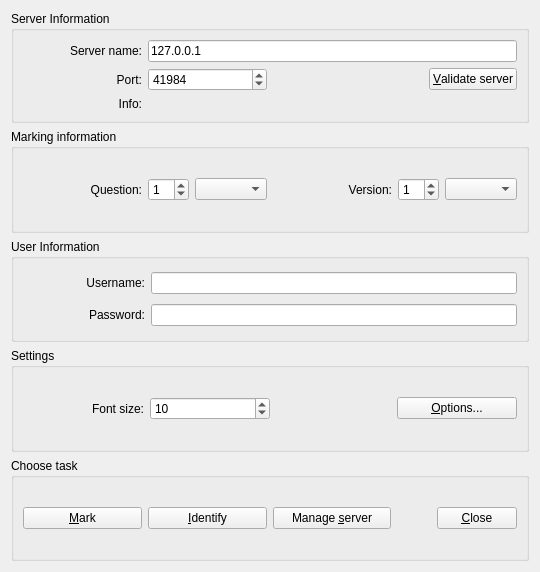
Before: the Qt Designer form qtCreatorFiles/ui_chooser.ui in plomgrading/plom, drawn with Qt 5.
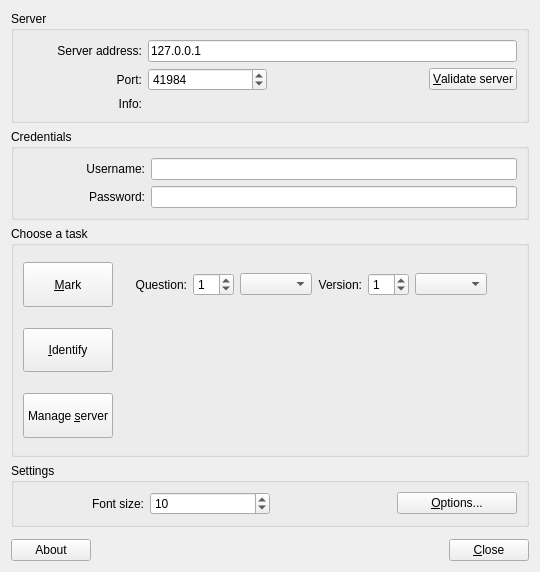
After: the same form once the commit is applied.

Commit message:
Rearrange the chooser dialog, add about dialog
Fixes #1942.

Patch:
```diff
--- a/qtCreatorFiles/ui_chooser.ui
+++ b/qtCreatorFiles/ui_chooser.ui
@@ -20,7 +20,7 @@
       <bool>true</bool>
      </property>
      <property name="title">
-      <string>Server Information</string>
+      <string>Server</string>
      </property>
      <layout class="QGridLayout" name="gridLayout" columnstretch="1,1,1,1">
       <item row="3" column="1" colspan="3">
@@ -43,7 +43,7 @@
       <item row="1" column="0">
        <widget class="QLabel" name="serverLabel">
         <property name="text">
-         <string>Server name:</string>
+         <string>Server address:</string>
         </property>
         <property name="alignment">
          <set>Qt::AlignRight|Qt::AlignTrailing|Qt::AlignVCenter</set>
@@ -107,73 +107,13 @@
      </layout>
     </widget>
    </item>
-   <item>
-    <widget class="QGroupBox" name="markGBox">
-     <property name="enabled">
-      <bool>true</bool>
-     </property>
-     <property name="title">
-      <string>Marking information</string>
-     </property>
-     <layout class="QGridLayout" name="gridLayout_2" columnstretch="1,1,1,1" columnminimumwidth="0,0,0,0">
-      <item row="0" column="2">
-       <widget class="QLabel" name="vlabel">
-        <property name="text">
-         <string>Version:</string>
-        </property>
-        <property name="alignment">
-         <set>Qt::AlignRight|Qt::AlignTrailing|Qt::AlignVCenter</set>
-        </property>
-       </widget>
-      </item>
-      <item row="0" column="1">
-       <layout class="QHBoxLayout" name="pgLayout">
-        <item>
-         <widget class="QSpinBox" name="pgSB">
-          <property name="value">
-           <number>1</number>
-          </property>
-         </widget>
-        </item>
-        <item>
-         <widget class="QComboBox" name="pgDrop"/>
-        </item>
-       </layout>
-      </item>
-      <item row="0" column="0">
-       <widget class="QLabel" name="pgLabel">
-        <property name="text">
-         <string>Question:</string>
-        </property>
-        <property name="alignment">
-         <set>Qt::AlignRight|Qt::AlignTrailing|Qt::AlignVCenter</set>
-        </property>
-       </widget>
-      </item>
-      <item row="0" column="3">
-       <layout class="QHBoxLayout" name="vLayout">
-        <item>
-         <widget class="QSpinBox" name="vSB">
-          <property name="value">
-           <number>1</number>
-          </property>
-         </widget>
-        </item>
-        <item>
-         <widget class="QComboBox" name="vDrop"/>
-        </item>
-       </layout>
-      </item>
-     </layout>
-    </widget>
-   </item>
    <item>
     <widget class="QGroupBox" name="userGBox">
      <property name="enabled">
       <bool>true</bool>
      </property>
      <property name="title">
-      <string>User Information</string>
+      <string>Credentials</string>
      </property>
      <layout class="QGridLayout" name="gridLayout_3" columnstretch="1,3">
       <item row="0" column="0">
@@ -209,6 +149,189 @@
      </layout>
     </widget>
    </item>
+   <item>
+    <widget class="QGroupBox" name="markGBox">
+     <property name="enabled">
+      <bool>true</bool>
+     </property>
+     <property name="sizePolicy">
+      <sizepolicy hsizetype="Preferred" vsizetype="Preferred">
+       <horstretch>0</horstretch>
+       <verstretch>1</verstretch>
+      </sizepolicy>
+     </property>
+     <property name="title">
+      <string>Choose a task</string>
+     </property>
+     <layout class="QGridLayout" name="gridLayout_2" rowstretch="1,6,2,6,2,6,1" columnstretch="3,0,0,1,0,1,1">
+      <item row="3" column="0">
+       <widget class="QPushButton" name="identifyButton">
+        <property name="sizePolicy">
+         <sizepolicy hsizetype="Minimum" vsizetype="MinimumExpanding">
+          <horstretch>0</horstretch>
+          <verstretch>0</verstretch>
+         </sizepolicy>
+        </property>
+        <property name="text">
+         <string>&amp;Identify</string>
+        </property>
+       </widget>
+      </item>
+      <item row="1" column="6">
+       <spacer name="horizontalSpacer_4">
+        <property name="orientation">
+         <enum>Qt::Horizontal</enum>
+        </property>
+        <property name="sizeHint" stdset="0">
+         <size>
+          <width>32</width>
+          <height>20</height>
+         </size>
+        </property>
+       </spacer>
+      </item>
+      <item row="1" column="2">
+       <widget class="QLabel" name="pgLabel">
+        <property name="text">
+         <string>Question:</string>
+        </property>
+        <property name="alignment">
+         <set>Qt::AlignRight|Qt::AlignTrailing|Qt::AlignVCenter</set>
+        </property>
+       </widget>
+      </item>
+      <item row="0" column="0">
+       <spacer name="verticalSpacer_3">
+        <property name="orientation">
+         <enum>Qt::Vertical</enum>
+        </property>
+        <property name="sizeHint" stdset="0">
+         <size>
+          <width>20</width>
+          <height>4</height>
+         </size>
+        </property>
+       </spacer>
+      </item>
+      <item row="1" column="4">
+       <widget class="QLabel" name="vlabel">
+        <property name="text">
+         <string>Version:</string>
+        </property>
+        <property name="alignment">
+         <set>Qt::AlignRight|Qt::AlignTrailing|Qt::AlignVCenter</set>
+        </property>
+       </widget>
+      </item>
+      <item row="1" column="3">
+       <layout class="QHBoxLayout" name="pgLayout">
+        <item>
+         <widget class="QSpinBox" name="pgSB">
+          <property name="value">
+           <number>1</number>
+          </property>
+         </widget>
+        </item>
+        <item>
+         <widget class="QComboBox" name="pgDrop"/>
+        </item>
+       </layout>
+      </item>
+      <item row="1" column="5">
+       <layout class="QHBoxLayout" name="vLayout">
+        <item>
+         <widget class="QSpinBox" name="vSB">
+          <property name="value">
+           <number>1</number>
+          </property>
+         </widget>
+        </item>
+        <item>
+         <widget class="QComboBox" name="vDrop"/>
+        </item>
+       </layout>
+      </item>
+      <item row="2" column="0">
+       <spacer name="verticalSpacer">
+        <property name="orientation">
+         <enum>Qt::Vertical</enum>
+        </property>
+        <property name="sizeHint" stdset="0">
+         <size>
+          <width>20</width>
+          <height>5</height>
+         </size>
+        </property>
+       </spacer>
+      </item>
+      <item row="6" column="0">
+       <spacer name="verticalSpacer_4">
+        <property name="orientation">
+         <enum>Qt::Vertical</enum>
+        </property>
+        <property name="sizeHint" stdset="0">
+         <size>
+          <width>20</width>
+          <height>4</height>
+         </size>
+        </property>
+       </spacer>
+      </item>
+      <item row="1" column="0">
+       <widget class="QPushButton" name="markButton">
+        <property name="sizePolicy">
+         <sizepolicy hsizetype="MinimumExpanding" vsizetype="MinimumExpanding">
+          <horstretch>0</horstretch>
+          <verstretch>0</verstretch>
+         </sizepolicy>
+        </property>
+        <property name="text">
+         <string>&amp;Mark</string>
+        </property>
+       </widget>
+      </item>
+      <item row="5" column="0">
+       <widget class="QPushButton" name="manageButton">
+        <property name="sizePolicy">
+         <sizepolicy hsizetype="Minimum" vsizetype="MinimumExpanding">
+          <horstretch>0</horstretch>
+          <verstretch>0</verstretch>
+         </sizepolicy>
+        </property>
+        <property name="text">
+         <string>Manage &amp;server</string>
+        </property>
+       </widget>
+      </item>
+      <item row="4" column="0">
+       <spacer name="verticalSpacer_2">
+        <property name="orientation">
+         <enum>Qt::Vertical</enum>
+        </property>
+        <property name="sizeHint" stdset="0">
+         <size>
+          <width>20</width>
+          <height>5</height>
+         </size>
+        </property>
+       </spacer>
+      </item>
+      <item row="1" column="1">
+       <spacer name="horizontalSpacer_5">
+        <property name="orientation">
+         <enum>Qt::Horizontal</enum>
+        </property>
+        <property name="sizeHint" stdset="0">
+         <size>
+          <width>16</width>
+          <height>20</height>
+         </size>
+        </property>
+       </spacer>
+      </item>
+     </layout>
+    </widget>
+   </item>
    <item>
     <widget class="QGroupBox" name="settingsBox">
      <property name="title">
@@ -274,29 +397,30 @@
     </widget>
    </item>
    <item>
-    <widget class="QGroupBox" name="taskGBox">
-     <property name="title">
-      <string>Choose task</string>
+    <widget class="QFrame" name="taskGBox">
+     <property name="sizePolicy">
+      <sizepolicy hsizetype="Preferred" vsizetype="Minimum">
+       <horstretch>0</horstretch>
+       <verstretch>0</verstretch>
+      </sizepolicy>
      </property>
-     <layout class="QHBoxLayout" name="horizontalLayout" stretch="3,3,3,1,2">
+     <layout class="QHBoxLayout" name="horizontalLayout">
+      <property name="leftMargin">
+       <number>0</number>
+      </property>
+      <property name="topMargin">
+       <number>6</number>
+      </property>
+      <property name="rightMargin">
+       <number>0</number>
+      </property>
+      <property name="bottomMargin">
+       <number>0</number>
+      </property>
       <item>
-       <widget class="QPushButton" name="markButton">
+       <widget class="QPushButton" name="aboutButton">
         <property name="text">
-         <string>&amp;Mark</string>
-        </property>
-       </widget>
-      </item>
-      <item>
-       <widget class="QPushButton" name="identifyButton">
-        <property name="text">
-         <string>&amp;Identify</string>
-        </property>
-       </widget>
-      </item>
-      <item>
-       <widget class="QPushButton" name="manageButton">
-        <property name="text">
-         <string>Manage &amp;server</string>
+         <string>About</string>
         </property>
        </widget>
       </item>
```
Left out of the diff: 11 changed lines with no effect on the pictures. The commit also changes 3 other files.
